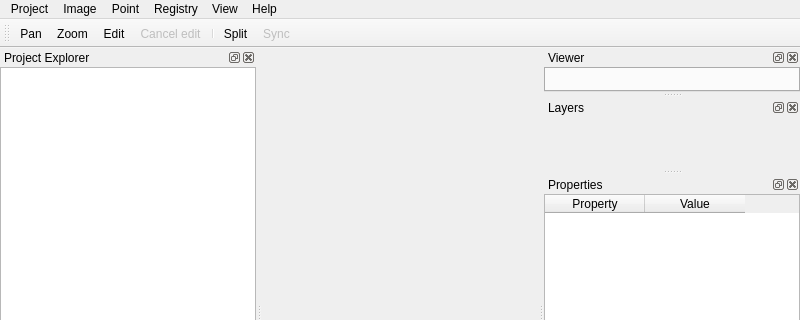
Old version of the form mainwindow.ui in the repository GastonMauroDiaz/rcaiman-projects; both pictures show x 0 to 800 and y 0 to 320 of the 800 by 600 pixel window.
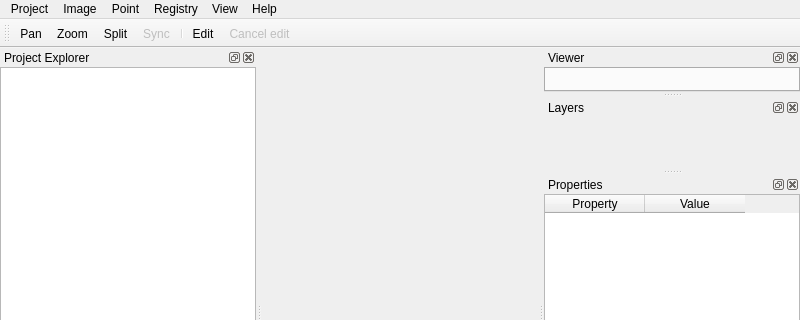
New version of the form. Icons and pictures are not drawn. Custom widgets are drawn as their Qt base class.

Commit message: Add license, icon, empty states msn. Improve UI. Fix edit and autoload.

```diff
--- a/mainwindow.ui
+++ b/mainwindow.ui
@@ -111,11 +111,11 @@
    </attribute>
    <addaction name="actionPan"/>
    <addaction name="actionZoom"/>
-   <addaction name="actionEditPoints"/>
-   <addaction name="actionCancelEdit"/>
-   <addaction name="separator"/>
    <addaction name="actionSplitViewer"/>
    <addaction name="actionSyncSplitViews"/>
+   <addaction name="separator"/>
+   <addaction name="actionEditPoints"/>
+   <addaction name="actionCancelEdit"/>
   </widget>
   <widget class="QDockWidget" name="dockProjectExplorer">
    <property name="windowTitle">
```
The commit also changes 81 other files.
